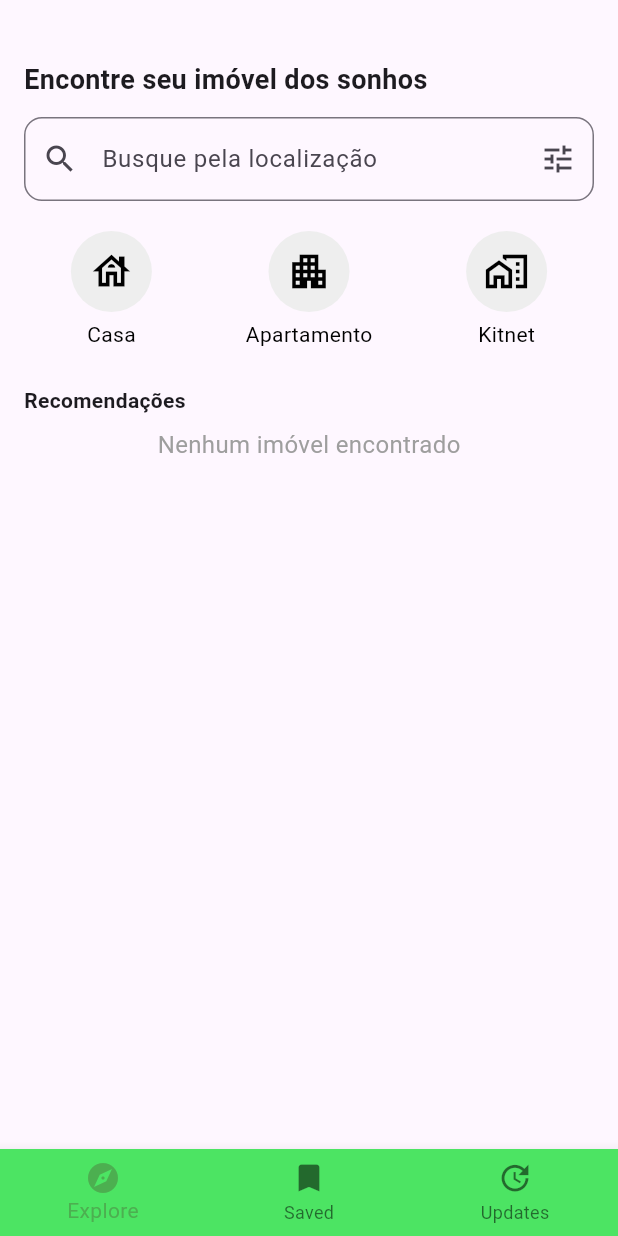
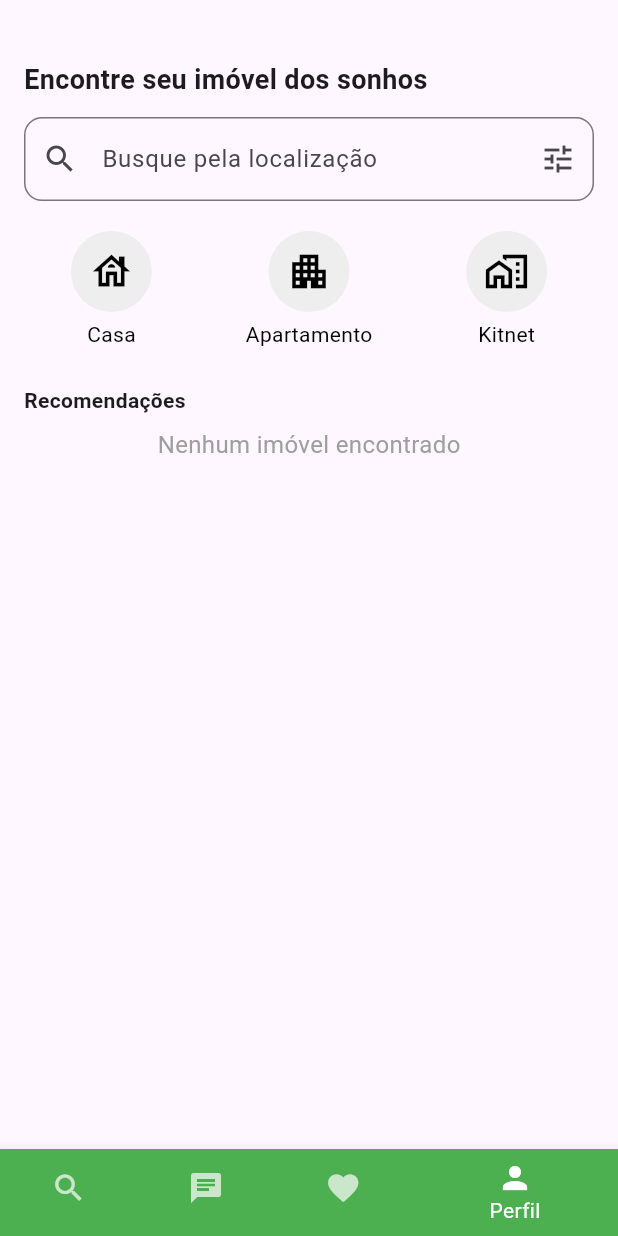
Before and after one commit to Swampertian/Moovin, a Flutter app: the SearchImmobileScreen screen opened by its route, on a phone screen of 412 x 824 dp. Run offline on Flutter 3.47's test engine with Material 3 defaults, Android fonts, the light colour scheme and no system bars; our stand-ins replace flutter_secure_storage, google_fonts, shared_preferences; accounts and stored records are empty; network calls fail; Roboto replaces fonts that are missing (Khula).

Commit message:
alterações finais

```diff
--- a/Mobile/rental_app/lib/screens/search_immobile_screen.dart
+++ b/Mobile/rental_app/lib/screens/search_immobile_screen.dart
@@ -426,24 +426,53 @@ Widget _buildCategoryButton(
   Widget build(BuildContext context) {
     return Scaffold(
       bottomNavigationBar: BottomNavigationBar(
-        currentIndex: 0,
-        backgroundColor: Color.fromRGBO(76, 228, 99, 100),
-        selectedItemColor: Colors.green,
   items: const [
     BottomNavigationBarItem(
-            icon: Icon(Icons.explore),
-            label: 'Explore',
+      icon: Icon(Icons.search),
+      label: 'Pesquisar',
+      backgroundColor: Colors.green,
     ),
     BottomNavigationBarItem(
-            icon: Icon(Icons.bookmark),
-            label: 'Saved',
+      icon: Icon(Icons.chat),
+      label: 'Chat',
+      backgroundColor: Colors.green,
     ),
     BottomNavigationBarItem(
-            icon: Icon(Icons.update),
-            label: 'Updates',
+      icon: Icon(Icons.favorite),
+      label: 'Favoritos',
+      backgroundColor: Colors.green,
+    ),
+    BottomNavigationBarItem(
+      icon: Icon(Icons.person),
+      label: 'Perfil',
+      backgroundColor: Colors.green,
     ),
   ],
+  backgroundColor: Colors.green[600],
+  selectedItemColor: Colors.white,
+  unselectedItemColor: Colors.white70,
+  currentIndex: 3, // Esta linha pode ser ajustada dinamicamente conforme o índice da rota
+  onTap: (index) {
+    // Handle navigation
+    switch (index) {
+      case 0:
+        Navigator.pushNamed(context, '/search-immobile');  // Rota para "Pesquisar"
+        break;
+      case 1:
+        Navigator.pushNamed(context, '/chat');  // Rota para "Chat"
+        break;
+      case 2:
+        Navigator.pushNamed(context, '/favorites');  // Rota para "Favoritos"
+        break;
+      case 3:
+        Navigator.pushNamed(context, '/tenant');  // Rota para "Perfil"
+        break;
+      default:
+        break;
+    }
+  },
 ),
+
       body: Padding(
         padding: const EdgeInsets.all(16),
         child: ListView(
```
Lines whose indentation alone changed are shown as unchanged.
